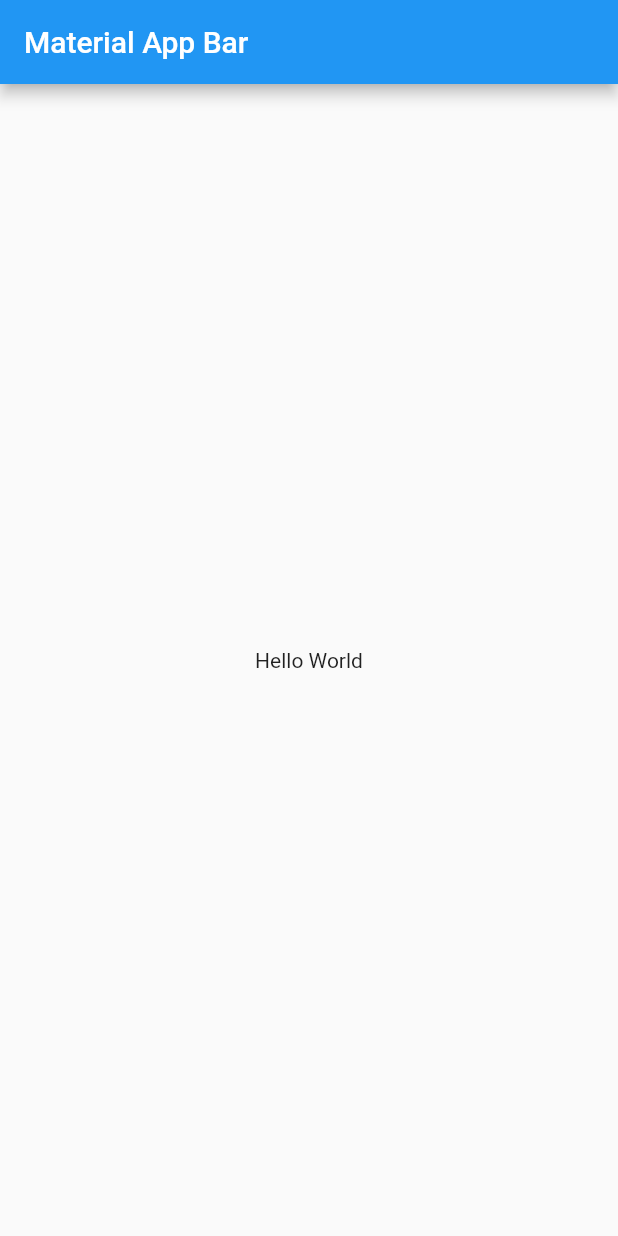
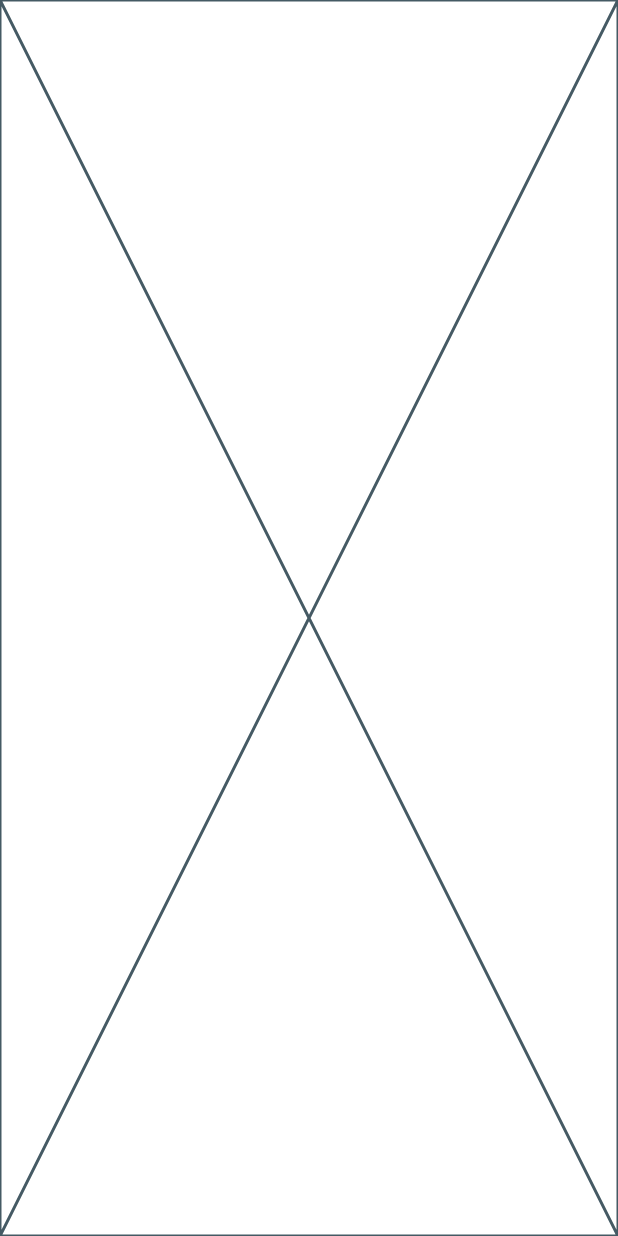
Before and after one commit to Mehmettmolla/dog_app, a Flutter app: the screen it shows after launch, on a phone screen of 412 x 824 dp. Run offline on Flutter 3.47's test engine with Material 2 defaults, Android fonts, the phone set to English and light mode, and no system bars; our stand-ins replace equatable, flutter_bloc.

```diff
--- a/lib/feature/home/view_model/home_view_model.dart
+++ b/lib/feature/home/view_model/home_view_model.dart
@@ -1,5 +1,5 @@
-import 'package:bloc/bloc.dart';
 import 'package:equatable/equatable.dart';
+import 'package:flutter_bloc/flutter_bloc.dart';
 
 part 'event/home_event.dart';
 part 'state/home_state.dart';
--- a/lib/feature/splash/view/splash_view.dart
+++ b/lib/feature/splash/view/splash_view.dart
@@ -0,0 +1,16 @@
+import 'package:flutter/src/widgets/framework.dart';
+import 'package:flutter/src/widgets/placeholder.dart';
+
+class SplashView extends StatefulWidget {
+  const SplashView({super.key});
+
+  @override
+  State<SplashView> createState() => _SplashViewState();
+}
+
+class _SplashViewState extends State<SplashView> {
+  @override
+  Widget build(BuildContext context) {
+    return const Placeholder();
+  }
+}
--- a/lib/feature/splash/view_model/splash_view_model.dart
+++ b/lib/feature/splash/view_model/splash_view_model.dart
@@ -1,5 +1,5 @@
-import 'package:bloc/bloc.dart';
 import 'package:equatable/equatable.dart';
+import 'package:flutter_bloc/flutter_bloc.dart';
 
 part 'event/splash_event.dart';
 part 'state/splash_state.dart';
--- a/lib/main.dart
+++ b/lib/main.dart
@@ -1,4 +1,8 @@
+import 'package:dog_app/feature/home/view_model/home_view_model.dart';
+import 'package:dog_app/feature/splash/view/splash_view.dart';
+import 'package:dog_app/feature/splash/view_model/splash_view_model.dart';
 import 'package:flutter/material.dart';
+import 'package:flutter_bloc/flutter_bloc.dart';
 
 void main() => runApp(const MyApp());
 
@@ -7,15 +11,18 @@ class MyApp extends StatelessWidget {
 
   @override
   Widget build(BuildContext context) {
-    return MaterialApp(
-      title: 'Material App',
-      home: Scaffold(
-        appBar: AppBar(
-          title: const Text('Material App Bar'),
+    return MultiBlocProvider(
+      providers: [
+        BlocProvider<SplashViewModel>(
+          create: (context) => SplashViewModel(),
         ),
-        body: const Center(
-          child: Text('Hello World'),
+        BlocProvider<HomeViewModel>(
+          create: (context) => HomeViewModel(),
         ),
+      ],
+      child: const MaterialApp(
+        debugShowCheckedModeBanner: false,
+        home: SplashView()
       ),
     );
   }
```
